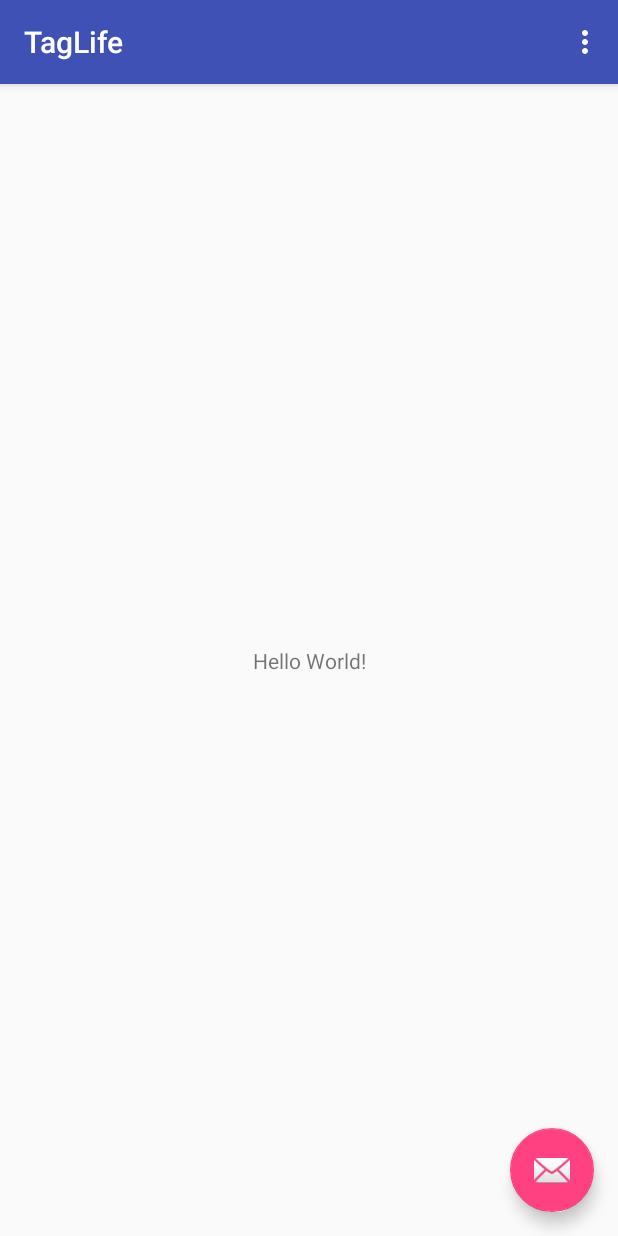
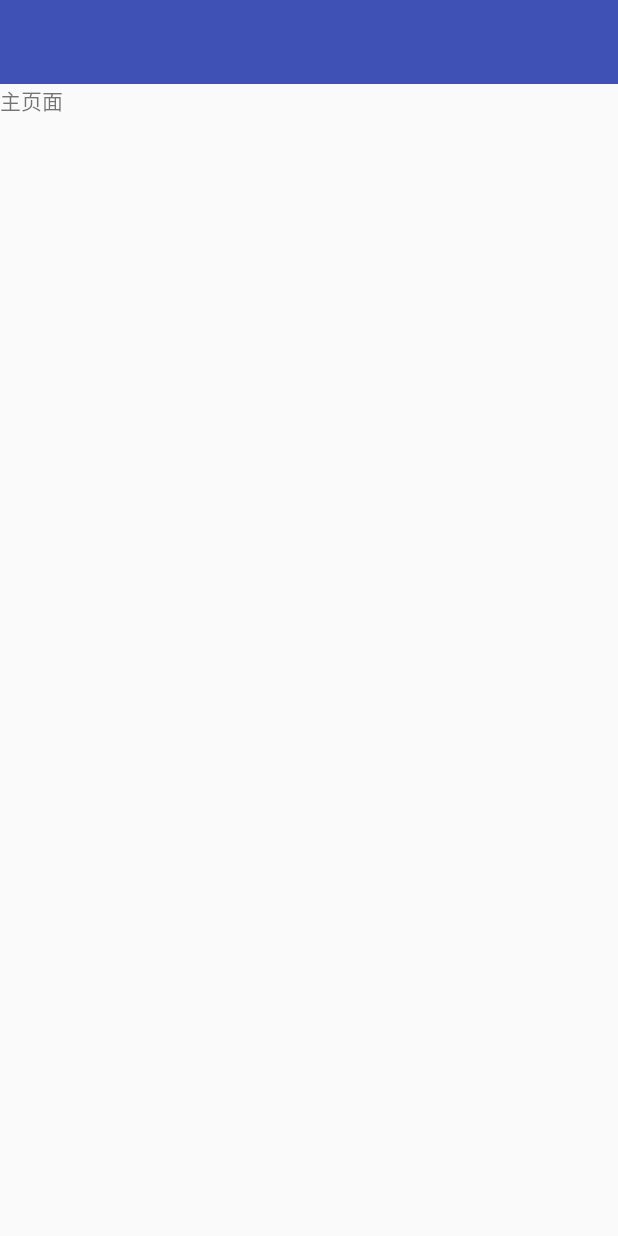
Before and after one commit to pollyyyuan/tagLife, an Android app: the screen it shows after launch (MainActivity), on a phone screen of 412 x 824 dp. Run offline under Robolectric (Android 15) with nearby library versions, the phone set to English and light mode, and no system bars.

Commit message:
新建基本的目标管理界面

```diff
--- a/app/src/main/java/me/yuanye/taglife/MainActivity.java
+++ b/app/src/main/java/me/yuanye/taglife/MainActivity.java
@@ -1,52 +1,43 @@
 package me.yuanye.taglife;
 
+import android.content.Intent;
 import android.os.Bundle;
-import android.support.design.widget.FloatingActionButton;
-import android.support.design.widget.Snackbar;
+import android.support.annotation.NonNull;
+import android.support.design.widget.NavigationView;
 import android.support.v7.app.AppCompatActivity;
-import android.support.v7.widget.Toolbar;
-import android.view.View;
+import android.util.Log;
 import android.view.Menu;
 import android.view.MenuItem;
 
 public class MainActivity extends AppCompatActivity {
 
+    private NavigationView navigationView;
+
     @Override
     protected void onCreate(Bundle savedInstanceState) {
         super.onCreate(savedInstanceState);
         setContentView(R.layout.activity_main);
-        Toolbar toolbar = (Toolbar) findViewById(R.id.toolbar);
-        setSupportActionBar(toolbar);
 
-        FloatingActionButton fab = (FloatingActionButton) findViewById(R.id.fab);
-        fab.setOnClickListener(new View.OnClickListener() {
+        navigationView = (NavigationView)findViewById(R.id.navigation_view);
+
+        navigationView.setNavigationItemSelectedListener(new NavigationView.OnNavigationItemSelectedListener() {
             @Override
-            public void onClick(View view) {
-                Snackbar.make(view, "Replace with your own action", Snackbar.LENGTH_LONG)
-                        .setAction("Action", null).show();
+            public boolean onNavigationItemSelected(@NonNull MenuItem item) {
+                switch (item.getItemId()) {
+                    case R.id.target_manager:
+                        Intent intent = new Intent();
+                        intent.setClass(MainActivity.this, TargetManagerActivity.class);
+                        startActivity(intent);
+                        return true;
+                }
+                return true;
             }
         });
     }
 
     @Override
     public boolean onCreateOptionsMenu(Menu menu) {
-        // Inflate the menu; this adds items to the action bar if it is present.
         getMenuInflater().inflate(R.menu.menu_main, menu);
         return true;
     }
-
-    @Override
-    public boolean onOptionsItemSelected(MenuItem item) {
-        // Handle action bar item clicks here. The action bar will
-        // automatically handle clicks on the Home/Up button, so long
-        // as you specify a parent activity in AndroidManifest.xml.
-        int id = item.getItemId();
-
-        //noinspection SimplifiableIfStatement
-        if (id == R.id.action_settings) {
-            return true;
-        }
-
-        return super.onOptionsItemSelected(item);
-    }
 }
--- a/app/src/main/res/layout/activity_main.xml
+++ b/app/src/main/res/layout/activity_main.xml
@@ -1,16 +1,15 @@
 <?xml version="1.0" encoding="utf-8"?>
-<android.support.design.widget.CoordinatorLayout xmlns:android="http://schemas.android.com/apk/res/android"
+<android.support.v4.widget.DrawerLayout xmlns:android="http://schemas.android.com/apk/res/android"
     xmlns:app="http://schemas.android.com/apk/res-auto"
     xmlns:tools="http://schemas.android.com/tools"
     android:layout_width="match_parent"
     android:layout_height="match_parent"
     tools:context="me.yuanye.taglife.MainActivity">
 
-    <android.support.design.widget.AppBarLayout
+    <LinearLayout
         android:layout_width="match_parent"
-        android:layout_height="wrap_content"
-        android:theme="@style/AppTheme.AppBarOverlay">
-
+        android:layout_height="match_parent"
+        android:orientation="vertical">
         <android.support.v7.widget.Toolbar
             android:id="@+id/toolbar"
             android:layout_width="match_parent"
@@ -18,16 +17,20 @@
             android:background="?attr/colorPrimary"
             app:popupTheme="@style/AppTheme.PopupOverlay" />
 
-    </android.support.design.widget.AppBarLayout>
+        <TextView
+            android:layout_width="wrap_content"
+            android:layout_height="wrap_content"
+            android:text="主页面" />
+    </LinearLayout>
 
-    <include layout="@layout/content_main" />
+    <android.support.design.widget.NavigationView
+        android:id="@+id/navigation_view"
+        android:layout_width="wrap_content"
+        android:layout_height="match_parent"
+        android:layout_gravity="left"
+        android:fitsSystemWindows="true"
+        app:headerLayout="@layout/content_main"
+        app:menu="@menu/menu_main">
 
-    <android.support.design.widget.FloatingActionButton
-        android:id="@+id/fab"
-        android:layout_width="wrap_content"
-        android:layout_height="wrap_content"
-        android:layout_gravity="bottom|end"
-        android:layout_margin="@dimen/fab_margin"
-        app:srcCompat="@android:drawable/ic_dialog_email" />
-
-</android.support.design.widget.CoordinatorLayout>
+    </android.support.design.widget.NavigationView>
+</android.support.v4.widget.DrawerLayout>
--- a/app/src/main/res/layout/content_main.xml
+++ b/app/src/main/res/layout/content_main.xml
@@ -1,20 +1,24 @@
 <?xml version="1.0" encoding="utf-8"?>
-<android.support.constraint.ConstraintLayout xmlns:android="http://schemas.android.com/apk/res/android"
+
+<LinearLayout xmlns:android="http://schemas.android.com/apk/res/android"
     xmlns:app="http://schemas.android.com/apk/res-auto"
-    xmlns:tools="http://schemas.android.com/tools"
     android:layout_width="match_parent"
     android:layout_height="match_parent"
-    app:layout_behavior="@string/appbar_scrolling_view_behavior"
-    tools:context="me.yuanye.taglife.MainActivity"
-    tools:showIn="@layout/activity_main">
+    android:orientation="vertical">
 
     <TextView
         android:layout_width="wrap_content"
         android:layout_height="wrap_content"
-        android:text="Hello World!"
-        app:layout_constraintBottom_toBottomOf="parent"
-        app:layout_constraintLeft_toLeftOf="parent"
-        app:layout_constraintRight_toRightOf="parent"
-        app:layout_constraintTop_toTopOf="parent" />
+        android:text="主页面1" />
 
-</android.support.constraint.ConstraintLayout>
+    <TextView
+        android:layout_width="wrap_content"
+        android:layout_height="wrap_content"
+        android:text="主页面2" />
+
+    <TextView
+        android:layout_width="wrap_content"
+        android:layout_height="wrap_content"
+        android:text="主页面3" />
+
+</LinearLayout>
--- a/app/src/main/res/menu/menu_main.xml
+++ b/app/src/main/res/menu/menu_main.xml
@@ -3,8 +3,27 @@
     xmlns:tools="http://schemas.android.com/tools"
     tools:context="me.yuanye.taglife.MainActivity">
     <item
-        android:id="@+id/action_settings"
+        android:id="@+id/target_manager"
         android:orderInCategory="100"
-        android:title="@string/action_settings"
+        android:title="目标管理"
         app:showAsAction="never" />
+
+    <item
+        android:id="@+id/plan_manager"
+        android:orderInCategory="100"
+        android:title="计划管理"
+        app:showAsAction="never" />
+
+    <item
+        android:id="@+id/habit_manager"
+        android:orderInCategory="100"
+        android:title="习惯管理"
+        app:showAsAction="never" />
+
+    <item
+        android:id="@+id/data_statistics"
+        android:orderInCategory="100"
+        android:title="数据统计"
+        app:showAsAction="never" />
+
 </menu>
```
Also changed, not shown: app/src/main/AndroidManifest.xml (+7 -0 lines), app/src/main/java/me/yuanye/taglife/TargetManagerActivity.java (added, +13 -0 lines), app/src/main/res/layout/target_manager_activity.xml (added, +100 -0 lines).
